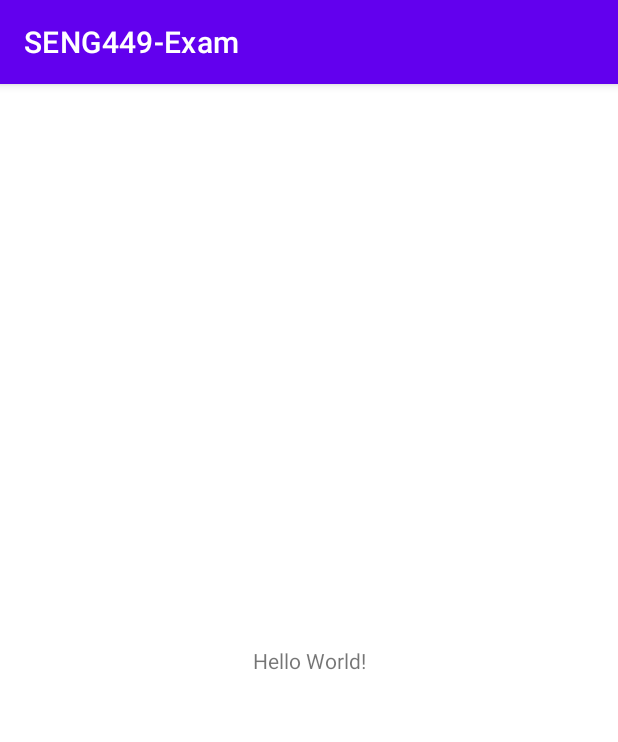
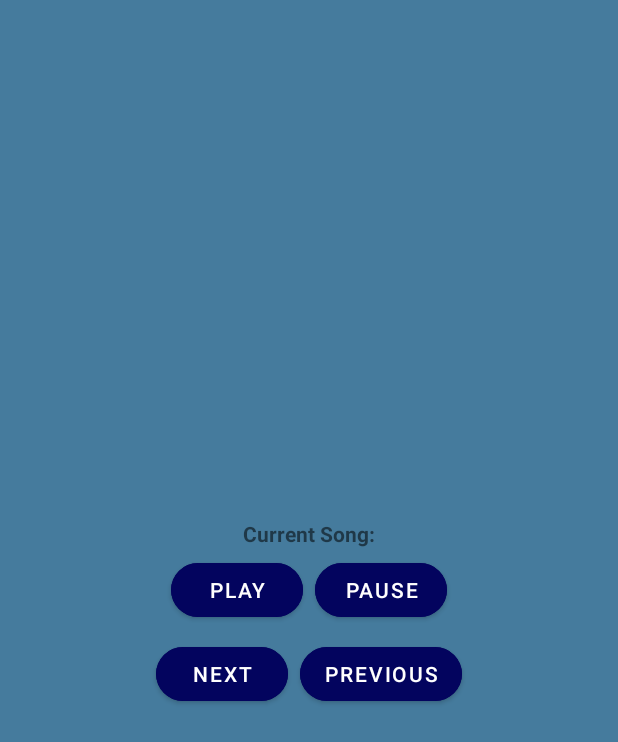
Before and after one commit to brkrnd/SENG449-Examnwe1, an Android app: the screen it shows after launch (MainActivity), on a phone screen of 412 x 824 dp. Shown: the top 742 px of the screen. Run offline under Robolectric (Android 15) with nearby library versions, the phone set to English and light mode, and no system bars.

Commit message:
Service and buttons added

```diff
--- a/app/build.gradle
+++ b/app/build.gradle
@@ -32,6 +32,7 @@ dependencies {
     implementation 'androidx.appcompat:appcompat:1.5.1'
     implementation 'com.google.android.material:material:1.7.0'
     implementation 'androidx.constraintlayout:constraintlayout:2.1.4'
+    implementation 'com.google.android.gms:play-services-location:20.0.0'
     testImplementation 'junit:junit:4.13.2'
     androidTestImplementation 'androidx.test.ext:junit:1.1.4'
     androidTestImplementation 'androidx.test.espresso:espresso-core:3.5.0'
--- a/app/src/main/java/com/example/seng449_exam/MainActivity.java
+++ b/app/src/main/java/com/example/seng449_exam/MainActivity.java
@@ -1,14 +1,96 @@
 package com.example.seng449_exam;
 
 import androidx.appcompat.app.AppCompatActivity;
+import androidx.core.app.ActivityCompat;
 
+import android.Manifest;
+import android.content.Intent;
+import android.content.pm.PackageManager;
+import android.location.Location;
 import android.os.Bundle;
+import android.view.View;
+import android.widget.Button;
+import android.widget.TextView;
+
+import com.google.android.gms.location.FusedLocationProviderClient;
+import com.google.android.gms.location.LocationServices;
+import com.google.android.gms.tasks.OnSuccessListener;
+
 
 public class MainActivity extends AppCompatActivity {
+
+    private FusedLocationProviderClient fusedLocationClient;
 
     @Override
     protected void onCreate(Bundle savedInstanceState) {
         super.onCreate(savedInstanceState);
         setContentView(R.layout.activity_main);
+
+        Button playButton = findViewById(R.id.playButton);
+        Button pauseButton = findViewById(R.id.pauseButton);
+        Button nextSongButton = findViewById(R.id.nextSongButton);
+        Button previousSongButton = findViewById(R.id.previousSongButton);
+        TextView currentSongText = findViewById(R.id.currentSongText);
+
+        if (getSupportActionBar() != null) {
+            getSupportActionBar().hide();
+        }
+
+        fusedLocationClient = LocationServices.getFusedLocationProviderClient(this);
+
+        if (ActivityCompat.checkSelfPermission(this, Manifest.permission.ACCESS_FINE_LOCATION) != PackageManager.PERMISSION_GRANTED && ActivityCompat.checkSelfPermission(this, Manifest.permission.ACCESS_COARSE_LOCATION) != PackageManager.PERMISSION_GRANTED) {
+            // TODO: Consider calling
+            //    ActivityCompat#requestPermissions
+            // here to request the missing permissions, and then overriding
+            //   public void onRequestPermissionsResult(int requestCode, String[] permissions,
+            //                                          int[] grantResults)
+            // to handle the case where the user grants the permission. See the documentation
+            // for ActivityCompat#requestPermissions for more details.
+            return;
+        }
+        fusedLocationClient.getLastLocation()
+                .addOnSuccessListener(this, new OnSuccessListener<Location>() {
+                    @Override
+                    public void onSuccess(Location location) {
+                        // Got last known location. In some rare situations this can be null.
+                        if (location != null) {
+                            // Logic to handle location object
+                        }
+                    }
+                });
+
+        playButton.setOnClickListener(new View.OnClickListener() {
+            @Override
+            public void onClick(View v) {
+                startMusicService();
+            }
+        });
+
+        pauseButton.setOnClickListener(new View.OnClickListener() {
+            @Override
+            public void onClick(View v) {
+
+            }
+        });
+
+        nextSongButton.setOnClickListener(new View.OnClickListener() {
+            @Override
+            public void onClick(View v) {
+
+            }
+        });
+
+        previousSongButton.setOnClickListener(new View.OnClickListener() {
+            @Override
+            public void onClick(View v) {
+
+            }
+        });
+
+
+    }
+    private void startMusicService() {
+        Intent song1service = new Intent(this,MusicService.class);
+        startService(song1service);
     }
 }
--- a/app/src/main/res/layout/activity_main.xml
+++ b/app/src/main/res/layout/activity_main.xml
@@ -1,18 +1,72 @@
 <?xml version="1.0" encoding="utf-8"?>
-<androidx.constraintlayout.widget.ConstraintLayout xmlns:android="http://schemas.android.com/apk/res/android"
-    xmlns:app="http://schemas.android.com/apk/res-auto"
+<LinearLayout xmlns:android="http://schemas.android.com/apk/res/android"
     xmlns:tools="http://schemas.android.com/tools"
     android:layout_width="match_parent"
     android:layout_height="match_parent"
-    tools:context=".MainActivity">
+    xmlns:app="http://schemas.android.com/apk/res-auto"
+    tools:context=".MainActivity"
+    android:gravity="center"
+    android:orientation="vertical"
+    android:padding="12dp"
+    android:background="@color/bg">
 
     <TextView
+        android:id="@+id/currentSongText"
         android:layout_width="wrap_content"
         android:layout_height="wrap_content"
-        android:text="Hello World!"
-        app:layout_constraintBottom_toBottomOf="parent"
-        app:layout_constraintEnd_toEndOf="parent"
-        app:layout_constraintStart_toStartOf="parent"
-        app:layout_constraintTop_toTopOf="parent" />
+        android:text="Current Song:"
+        android:textStyle="bold"/>
 
-</androidx.constraintlayout.widget.ConstraintLayout>
+    <LinearLayout
+        android:layout_width="match_parent"
+        android:layout_height="wrap_content"
+        android:gravity="center"
+        android:orientation="horizontal">
+
+        <com.google.android.material.button.MaterialButton
+            android:id="@+id/playButton"
+            android:layout_width="wrap_content"
+            android:layout_height="wrap_content"
+            android:backgroundTint="@color/button"
+            android:text="Play"
+            android:layout_margin="4dp"
+            app:cornerRadius="26dp"/>
+
+        <com.google.android.material.button.MaterialButton
+            android:id="@+id/pauseButton"
+            android:layout_width="wrap_content"
+            android:layout_height="wrap_content"
+            android:backgroundTint="@color/button"
+            android:text="Pause"
+            android:layout_margin="4dp"
+            app:cornerRadius="26dp"/>
+
+    </LinearLayout>
+
+
+    <LinearLayout
+        android:layout_width="match_parent"
+        android:layout_height="wrap_content"
+        android:orientation="horizontal"
+        android:gravity="center">
+
+        <com.google.android.material.button.MaterialButton
+            android:id="@+id/nextSongButton"
+            android:layout_width="wrap_content"
+            android:layout_height="wrap_content"
+            android:backgroundTint="@color/button"
+            android:text="Next"
+            android:layout_margin="4dp"
+            app:cornerRadius="26dp"/>
+
+        <com.google.android.material.button.MaterialButton
+            android:id="@+id/previousSongButton"
+            android:layout_width="wrap_content"
+            android:layout_height="wrap_content"
+            android:backgroundTint="@color/button"
+            android:text="Previous"
+            android:layout_margin="4dp"
+            app:cornerRadius="26dp"/>
+    </LinearLayout>
+
+</LinearLayout>
--- a/app/src/main/res/values/colors.xml
+++ b/app/src/main/res/values/colors.xml
@@ -7,4 +7,6 @@
     <color name="teal_700">#FF018786</color>
     <color name="black">#FF000000</color>
     <color name="white">#FFFFFFFF</color>
+    <color name="bg">#457b9d</color>
+    <color name="button">#03045e</color>
 </resources>
```
Also changed, not shown: app/src/main/AndroidManifest.xml (+11 -0 lines), app/src/main/java/com/example/seng449_exam/MusicService.java (added, +48 -0 lines), app/src/main/java/com/example/seng449_exam/NavigationService.java (added, +35 -0 lines).
